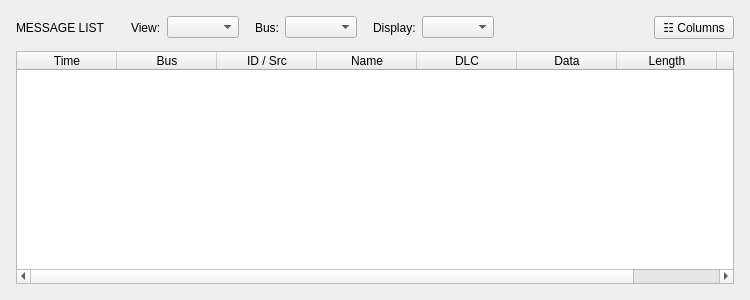
First picture: the form in ui/src/MessageListWidget.ui, repository xslr/fastrace, before the edit.
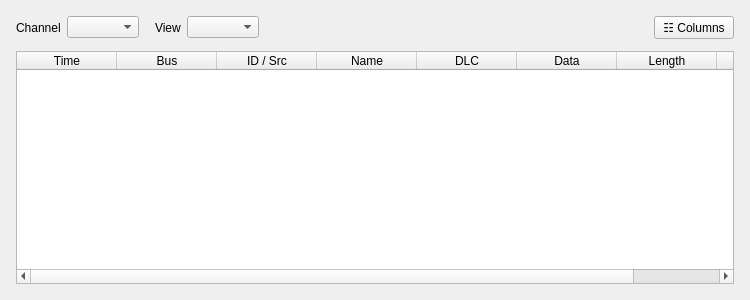
Second picture: the form after the edit.

The edit to the form file:
```diff
--- a/ui/src/MessageListWidget.ui
+++ b/ui/src/MessageListWidget.ui
@@ -15,22 +15,14 @@
     <layout class="QHBoxLayout" name="filtersLayout">
      <property name="spacing"><number>6</number></property>
      <item>
-      <widget class="QLabel" name="msgListHeader">
-       <property name="text"><string>MESSAGE LIST</string></property>
+      <widget class="QLabel" name="lblChannel">
+       <property name="text">
+        <string>Channel</string>
+       </property>
       </widget>
      </item>
      <item>
-      <spacer name="spacerHeader">
-       <property name="orientation"><enum>Qt::Horizontal</enum></property>
-       <property name="sizeType"><enum>QSizePolicy::Fixed</enum></property>
-       <property name="sizeHint" stdset="0"><size><width>20</width><height>20</height></size></property>
-      </spacer>
-     </item>
-     <item>
-      <widget class="QLabel" name="lblView"><property name="text"><string>View:</string></property></widget>
-     </item>
-     <item>
-      <widget class="QComboBox" name="viewCombo"/>
+      <widget class="QComboBox" name="cmbChannel"/>
      </item>
      <item>
       <spacer name="spacerV">
@@ -40,23 +32,14 @@
       </spacer>
      </item>
      <item>
-      <widget class="QLabel" name="lblBus"><property name="text"><string>Bus:</string></property></widget>
+      <widget class="QLabel" name="lblView">
+       <property name="text">
+        <string>View</string>
+       </property>
+      </widget>
      </item>
      <item>
-      <widget class="QComboBox" name="busCombo"/>
-     </item>
-     <item>
-      <spacer name="spacerB">
-       <property name="orientation"><enum>Qt::Horizontal</enum></property>
-       <property name="sizeType"><enum>QSizePolicy::Fixed</enum></property>
-       <property name="sizeHint" stdset="0"><size><width>10</width><height>20</height></size></property>
-      </spacer>
-     </item>
-     <item>
-      <widget class="QLabel" name="lblDisplay"><property name="text"><string>Display:</string></property></widget>
-     </item>
-     <item>
-      <widget class="QComboBox" name="displayCombo"/>
+      <widget class="QComboBox" name="cmbView"/>
      </item>
      <item>
       <spacer name="spacerFill">
```
Left out of the diff: 129 changed lines with no effect on the pictures.
